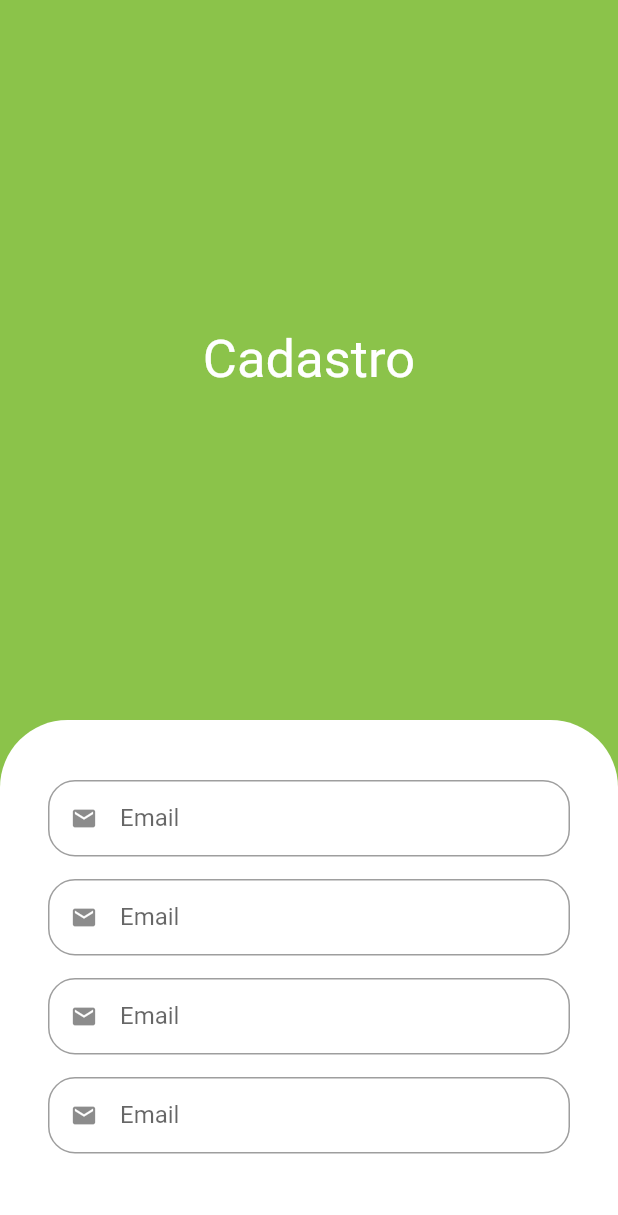
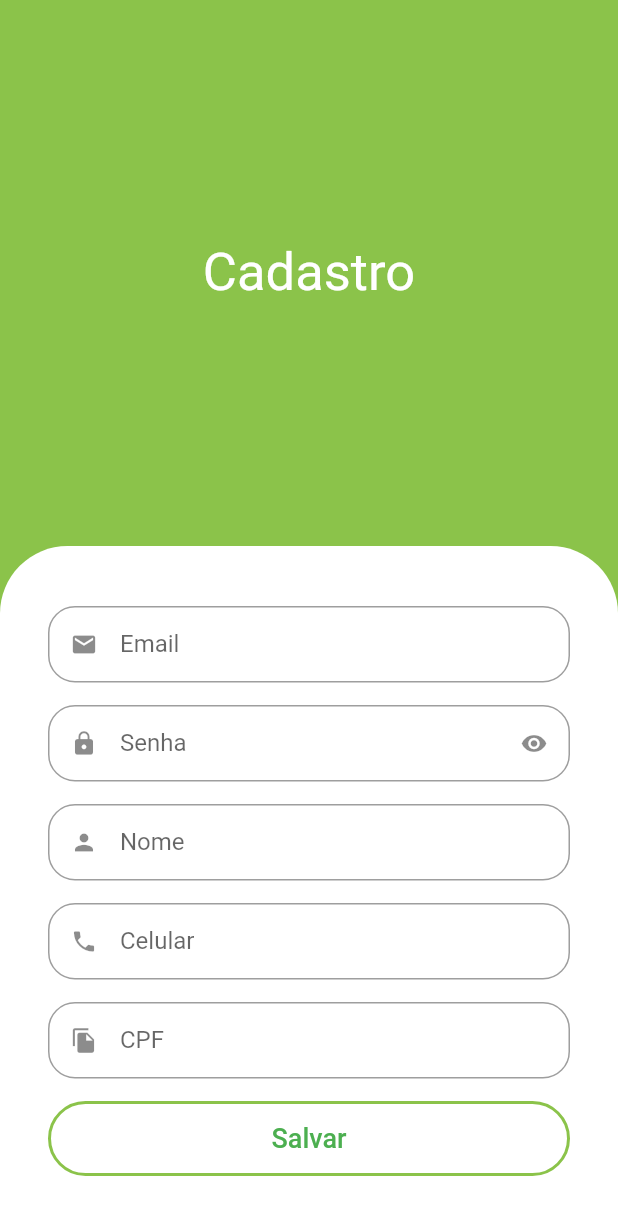
Before and after one commit to JackLopes/flutter_appquitanda, a Flutter app: the SignUpScreen screen opened directly, on a phone screen of 412 x 824 dp. Shown: the top 1215 px of the screen. Run offline on Flutter 3.47's test engine with Material 2 defaults, Android fonts, the phone set to English and light mode, and no system bars; our stand-ins replace animated_text_kit.

Commit message:
formatando formulario e adicionando botão de cadastro

```diff
--- a/lib/src/auth/sign_in_screen.dart
+++ b/lib/src/auth/sign_in_screen.dart
@@ -153,6 +153,7 @@ class SignInScreen extends StatelessWidget {
                              //Botão só para bordas
                       child: OutlinedButton(
                         style: OutlinedButton.styleFrom(
+
                           //customizar bordar
                           side: const BorderSide(
                             width: 2,
--- a/lib/src/auth/sign_up_screen.dart
+++ b/lib/src/auth/sign_up_screen.dart
@@ -8,10 +8,16 @@ class SignUpScreen extends StatelessWidget {
 
   @override
   Widget build(BuildContext context) {
+    final size = MediaQuery.of(context).size;
+
     return Scaffold(
       backgroundColor: CustomColors.customSwatchColor,
-      body: Column(
-        children:  [
+      body: SingleChildScrollView(
+        child: SizedBox(
+          height: size.height,
+          width: size.width,
+          child: Column(
+            children: [
               const Expanded(
                 child: Center(
                   child: Text(
@@ -24,26 +30,50 @@ class SignUpScreen extends StatelessWidget {
                 ),
               ),
               Container(
-            padding: const EdgeInsets.symmetric(vertical: 40, horizontal: 32),
+                padding:
+                    const EdgeInsets.symmetric(vertical: 40, horizontal: 32),
                 decoration: const BoxDecoration(
                     color: Colors.white,
                     borderRadius: BorderRadius.vertical(
-                top:Radius.circular(45),
+                      top: Radius.circular(45),
+                    )),
+                child: Column(
+                  crossAxisAlignment: CrossAxisAlignment.stretch,
+                  children: [
+                    const CustomTexField(icone: Icons.email, label: 'Email'),
+                    const CustomTexField(
+                      icone: Icons.lock,
+                      label: 'Senha',
+                      isSecret: true,
+                    ),
+                    const CustomTexField(icone: Icons.person, label: 'Nome'),
+                    const CustomTexField(icone: Icons.phone, label: 'Celular'),
+                    const CustomTexField(icone: Icons.file_copy, label: 'CPF'),
+                    SizedBox(
+                      height: 50,
+                      child: OutlinedButton(
+
+                        style: OutlinedButton.styleFrom(
+                          side: BorderSide(
+                            color: CustomColors.customSwatchColor,
+
+                            width: 2,
+                          ),
+                          shape: RoundedRectangleBorder(
+                            borderRadius: BorderRadius.circular(45),
                           )
 
                         ),
-            child: Column(
-              children: const [
-                CustomTexField(icone: Icons.email, label: 'Email'),
-                CustomTexField(icone: Icons.email, label: 'Email'),
-                CustomTexField(icone: Icons.email, label: 'Email'),
-                CustomTexField(icone: Icons.email, label: 'Email'),
-
+                        child: const Text('Salvar', style: TextStyle(fontSize: 18),),
+                        onPressed: () {},
+                      ),
+                    )
                   ],
                 ),
               )
-
             ],
+          ),
+        ),
       ),
     );
   }
```
Lines whose indentation alone changed are shown as unchanged.
